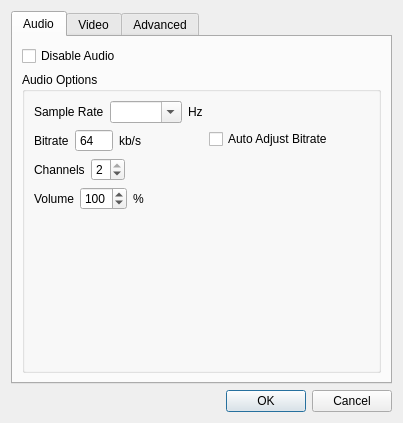
Qt form src/ui/conversionparameterdialog.ui (qwinff/qwinff) before a commit.
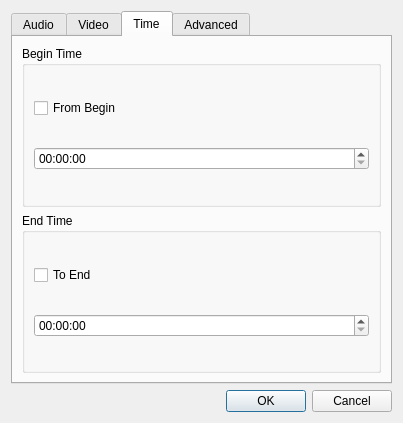
The same form after that commit. The open tabs and pages were chosen to show the change. Icons and pictures are not drawn.

Commit message: Add time options settings.

Diff of the .ui file:
```diff
--- a/src/ui/conversionparameterdialog.ui
+++ b/src/ui/conversionparameterdialog.ui
@@ -361,6 +361,65 @@
          </item>
         </layout>
        </widget>
+       <widget class="QWidget" name="tab">
+        <attribute name="title">
+         <string>Time</string>
+        </attribute>
+        <layout class="QVBoxLayout" name="verticalLayout_9">
+         <item>
+          <widget class="QGroupBox" name="groupBegin">
+           <property name="title">
+            <string>Begin Time</string>
+           </property>
+           <layout class="QVBoxLayout" name="verticalLayout_7">
+            <item>
+             <widget class="QCheckBox" name="chkFromBegin">
+              <property name="text">
+               <string>From Begin</string>
+              </property>
+             </widget>
+            </item>
+            <item>
+             <widget class="QTimeEdit" name="timeBegin">
+              <property name="currentSection">
+               <enum>QDateTimeEdit::HourSection</enum>
+              </property>
+              <property name="displayFormat">
+               <string notr="true">hh:mm:ss</string>
+              </property>
+             </widget>
+            </item>
+           </layout>
+          </widget>
+         </item>
+         <item>
+          <widget class="QGroupBox" name="groupEnd">
+           <property name="title">
+            <string>End Time</string>
+           </property>
+           <layout class="QVBoxLayout" name="verticalLayout_8">
+            <item>
+             <widget class="QCheckBox" name="chkToEnd">
+              <property name="text">
+               <string>To End</string>
+              </property>
+             </widget>
+            </item>
+            <item>
+             <widget class="QTimeEdit" name="timeEnd">
+              <property name="currentSection">
+               <enum>QDateTimeEdit::HourSection</enum>
+              </property>
+              <property name="displayFormat">
+               <string notr="true">hh:mm:ss</string>
+              </property>
+             </widget>
+            </item>
+           </layout>
+          </widget>
+         </item>
+        </layout>
+       </widget>
        <widget class="QWidget" name="tab_advanced">
         <attribute name="title">
          <string>Advanced</string>
```
Left out of the diff: 1 changed line with no effect on the pictures. The commit also changes 4 other files.
